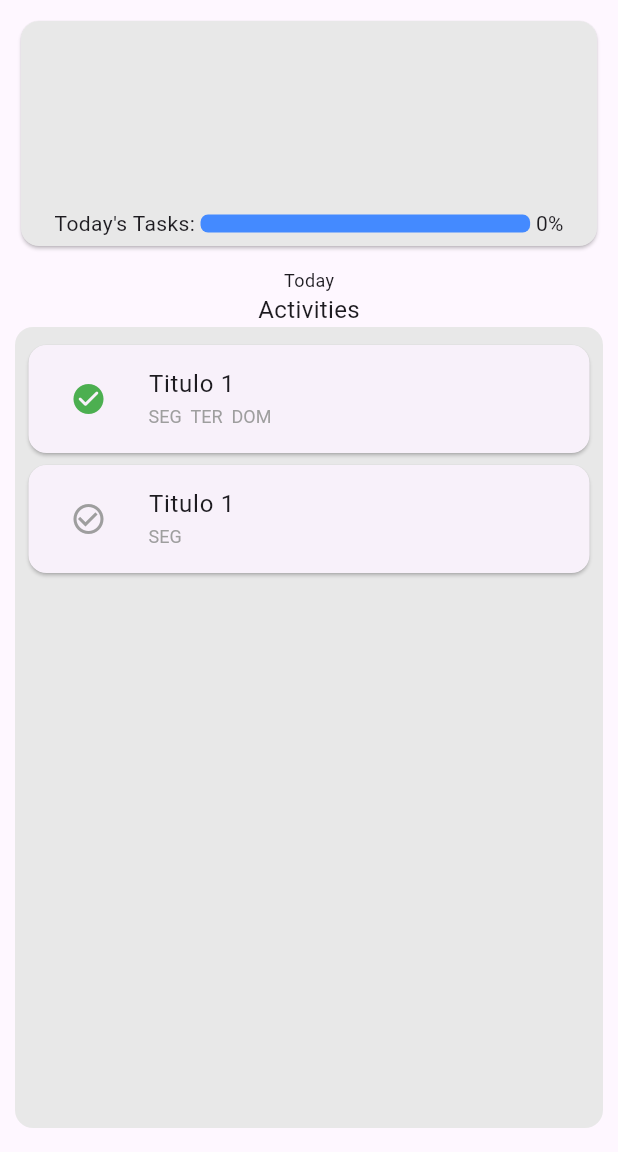
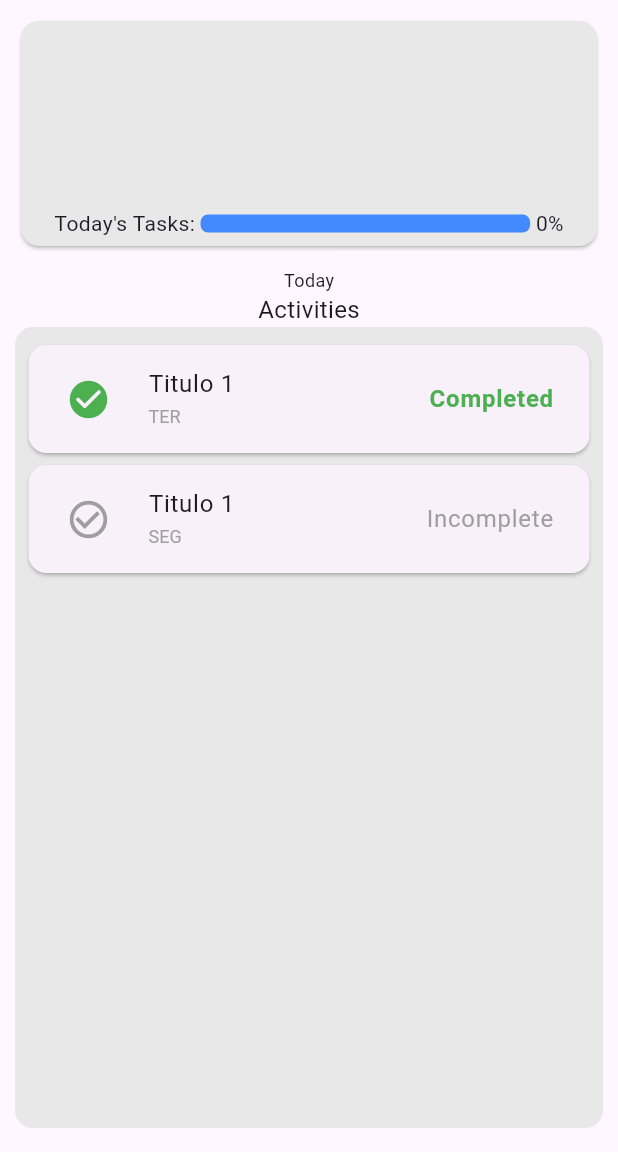
Before and after one commit to PedroH-Peres/todostudy, a Flutter app: the screen it shows after launch, after a tap on the "check circle outline" icon, on a phone screen of 412 x 824 dp, the part 84-1236 px from its top. Run offline on Flutter 3.47's test engine with Material 3 defaults, Android fonts, the phone set to English and light mode, and no system bars; our stand-ins replace flutter_mobx, mobx; generated files the repository leaves out were written again.

```diff
--- a/lib/models/task.dart
+++ b/lib/models/task.dart
@@ -2,14 +2,13 @@ class Task {
   //Atributos de uma task
   String title;
   bool isCompleted = false;
-  // Alterar para lista, contemplando todos os dias da semana
+
   DateTime? completionDate;
   //List<DateTime> completedDates = [];
-
   DateTime? duration;
   String description;
   bool timer = false;
-  List repetition;
+  String repetition;
   int completionQuantity = 0;
   int minutes = 0;
 
@@ -63,7 +62,7 @@ class Task {
 
   }
 
-  List get getRepetition{
+  String get getRepetition{
     return repetition;
   }
 
--- a/lib/pages/home_page.dart
+++ b/lib/pages/home_page.dart
@@ -40,7 +40,7 @@ class _HomepageState extends State<Homepage> {
             },
           ),
         ),
-        drawer: MyDrawer(),
+        drawer: const MyDrawer(),
         body: Padding(
           padding:
               const EdgeInsets.only(top: 10, bottom: 16, left: 10, right: 10),
@@ -100,19 +100,19 @@ class _HomepageState extends State<Homepage> {
                       return Card(
                         child: ListTile(
                           title: Text(task.title),
-                          leading: IconButton(onPressed: (){
+                          trailing: Text(task.isCompleted ? "Completed" : "Incomplete", style: TextStyle(fontSize: 16, color: task.isCompleted ? Colors.green : Colors.grey, fontWeight: task.isCompleted ? FontWeight.bold: FontWeight.normal ),),
+                          leading: IconButton(
+                            iconSize: 30,
+                            onPressed: (){
                             setState(() {
                               final now = DateTime.now();
                               DateTime dateOnly = DateTime(now.year, now.month, now.day);
                               task.markCompleteButton(dateOnly);
                             });
-                          }, icon: Icon(task.isCompletedToday() ? Icons.check_circle_rounded:Icons.check_circle_outline, color: task.isCompletedToday() ? Colors.green: Colors.grey,)),
+                          }, icon: Icon(task.isCompletedToday() ? Icons.check_circle_rounded:Icons.check_circle_outline, color: task.isCompletedToday() ? Colors.green: Colors.grey,),),
                           subtitleTextStyle: const TextStyle(fontSize: 12, color: Colors.grey),
-                          subtitle: Row(children: [
-                            for(int i = 0; i < task.repetition.length; i++)
-                              Text("${task.repetition[i]}  "),
 
-                          ],),
+                          subtitle: Text(task.repetition),
                         ),
                       );
                     }),
--- a/lib/store/tasklist.store.dart
+++ b/lib/store/tasklist.store.dart
@@ -13,13 +13,13 @@ abstract class _TaskListStore with Store{
       title: "Titulo 1",
       description: "Descricao 1",
       timer: false,
-      repetition: ["SEG", "TER", "DOM"]
+      repetition: "TER"
     ),
     Task(
       title: "Titulo 1",
       description: "Descricao 1",
       timer: false,
-      repetition: ["SEG"]
+      repetition: "SEG"
     ),
   ]);
 
```
Also changed, not shown: lib/pages/form_page.dart (+7 -4 lines).
